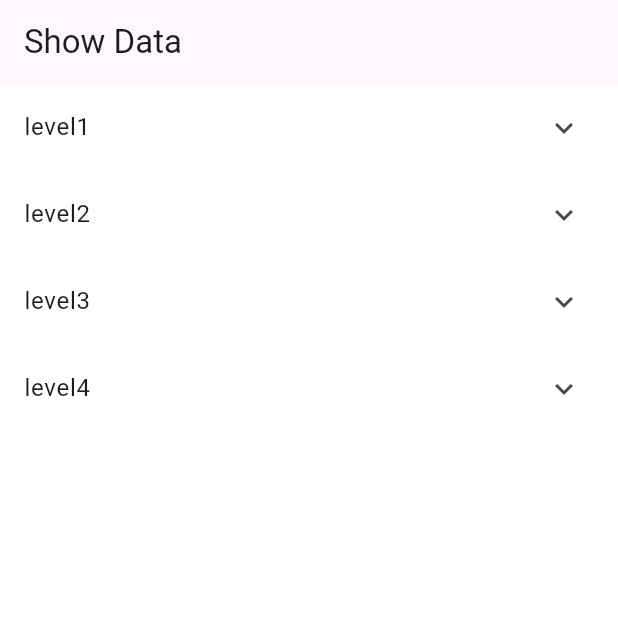
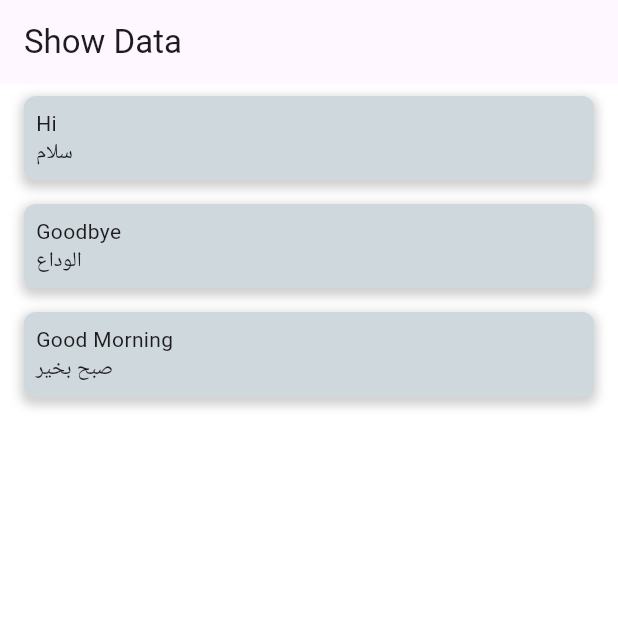
Before and after one commit to ZainR10/language_learning_app_flutter, a Flutter app: the screen it shows after launch, on a phone screen of 412 x 824 dp, the top half of it. Run offline on Flutter 3.47's test engine with Material 3 defaults, Android fonts, the phone set to English and light mode, and no system bars; our stand-ins replace cloud_firestore, firebase_auth, firebase_core, flutter_svg, step_progress_indicator; accounts and stored records are empty.

Commit message:
successfully fetch specific level and topic.

```diff
--- a/lib/utils/routes/routes.dart
+++ b/lib/utils/routes/routes.dart
@@ -23,6 +23,19 @@ class Routes {
             builder: (BuildContext context) => const ProfileView(),
           );
         }
+
+      case RoutesName.lessonsView:
+        final args = settings.arguments;
+        if (args is LessonsViewArguments) {
+          return MaterialPageRoute(
+            builder: (context) => LessonsView(
+              dbDocLanguage: args.dbDocLanguage,
+              dbLevelNumber: args.dbLevelNumber,
+              dbTopicTitle: args.dbTopicTitle,
+            ),
+          );
+        }
+        return _errorRoute();
       case RoutesName.coursesView:
         {
           return MaterialPageRoute(
@@ -65,13 +78,7 @@ class Routes {
             builder: (BuildContext context) => const RoadMapView4(),
           );
         }
-      case RoutesName.lessonsView:
-        {
-          final args = settings.arguments as Map<String, dynamic>;
-          return MaterialPageRoute(
-            builder: (BuildContext context) => const LessonsView(),
-          );
-        }
+
       case RoutesName.splashView:
         {
           return MaterialPageRoute(
@@ -111,3 +118,17 @@ class Routes {
     });
   }
 }
+
+class LessonsViewArguments {
+  final String
+      dbDocLanguage; //firebase doc name which is with language collection
+  final String
+      dbTopicTitle; //topic title is under level name like greetings , self into etc
+  final String dbLevelNumber; //as string it is level number under levels
+
+  LessonsViewArguments({
+    required this.dbDocLanguage,
+    required this.dbLevelNumber,
+    required this.dbTopicTitle,
+  });
+}
--- a/lib/view/showdata.dart
+++ b/lib/view/showdata.dart
@@ -9,6 +9,10 @@ class Showdata extends StatefulWidget {
 }
 
 class _ShowdataState extends State<Showdata> {
+  final String levelToFetch = 'level1'; // Specify the level you want to fetch
+  final String topicToFetch =
+      'Greetings'; // Specify the topic you want to fetch
+
   @override
   Widget build(BuildContext context) {
     return Scaffold(
@@ -37,32 +41,56 @@ class _ShowdataState extends State<Showdata> {
             final data = snapshot.data!.data() as Map<String, dynamic>;
             final levels = data['levels'] as Map<String, dynamic>;
 
+            // Fetch the specific level
+            final specificLevel = levels[levelToFetch] as Map<String, dynamic>?;
+
+            if (specificLevel == null) {
+              return const Center(
+                child: Text("Level not found"),
+              );
+            }
+
+            // Fetch specific topic
+            final specificTopic = specificLevel[topicToFetch] as List<dynamic>?;
+
+            if (specificTopic == null) {
+              return const Center(
+                child: Text("Topic not found"),
+              );
+            }
+
             return ListView.builder(
-              itemCount: levels.length,
+              itemCount: specificTopic.length,
               itemBuilder: (context, index) {
-                final levelName = levels.keys.elementAt(index);
-                final topics = levels[levelName] as Map<String, dynamic>;
+                final lessonMap = specificTopic[index] as Map<String, dynamic>;
 
-                return ExpansionTile(
-                  title: Text(levelName),
-                  children: topics.entries.map((entry) {
-                    final topicName = entry.key;
-                    final lessons =
-                        (entry.value as List<dynamic>).map((lesson) {
-                      final lessonMap = lesson as Map<String, dynamic>;
-                      return ListTile(
-                        title: Text(lessonMap['lessonEnglish']),
-                        subtitle: Text(lessonMap['lessonNative']),
-                      );
-                    }).toList();
-
-                    return ExpansionTile(
-                      title: Text(topicName),
-                      children: lessons.isNotEmpty
-                          ? lessons
-                          : [const ListTile(title: Text('No lessons found'))],
-                    );
-                  }).toList(),
+                return Container(
+                  margin: const EdgeInsets.symmetric(
+                      vertical: 8.0, horizontal: 16.0),
+                  padding: const EdgeInsets.all(8.0),
+                  decoration: BoxDecoration(
+                    color: Colors.blueGrey[100],
+                    borderRadius: BorderRadius.circular(8.0),
+                    boxShadow: [
+                      BoxShadow(
+                        color: Colors.grey.withOpacity(0.5),
+                        spreadRadius: 2,
+                        blurRadius: 5,
+                        offset: const Offset(0, 3),
+                      ),
+                    ],
+                  ),
+                  child: Column(
+                    crossAxisAlignment: CrossAxisAlignment.start,
+                    children: [
+                      Text(
+                        lessonMap['lessonEnglish'],
+                      ),
+                      Text(
+                        lessonMap['lessonNative'],
+                      ),
+                    ],
+                  ),
                 );
               },
             );
@@ -72,6 +100,7 @@ class _ShowdataState extends State<Showdata> {
     );
   }
 }
+
 
 
 // StreamBuilder<QuerySnapshot>(
--- a/lib/view_models/languages_data/urdu/urdu_level_1.dart
+++ b/lib/view_models/languages_data/urdu/urdu_level_1.dart
@@ -1,7 +1,7 @@
 final Map<String, dynamic> level1Urdu = {
   "Greetings": [
     {"lessonEnglish": "Hi", "lessonNative": "سلام"},
-    {"lessonEnglish": "Goodbye", "lessonNative": "خداحافظ"},
+    {"lessonEnglish": "Goodbye", "lessonNative": "الوداع"},
     {"lessonEnglish": "Good Morning", "lessonNative": "صبح بخیر"}
   ],
   "SelfIntroduction": [
```
Also changed, not shown: lib/res/components/lessons_component.dart (+48 -27 lines), lib/view/lessons_view.dart (+28 -3 lines), lib/view/new_screen.dart (+10 -3 lines), lib/view/roadmap_1_view.dart (+5 -5 lines). Lines whose indentation alone changed are shown as unchanged.
